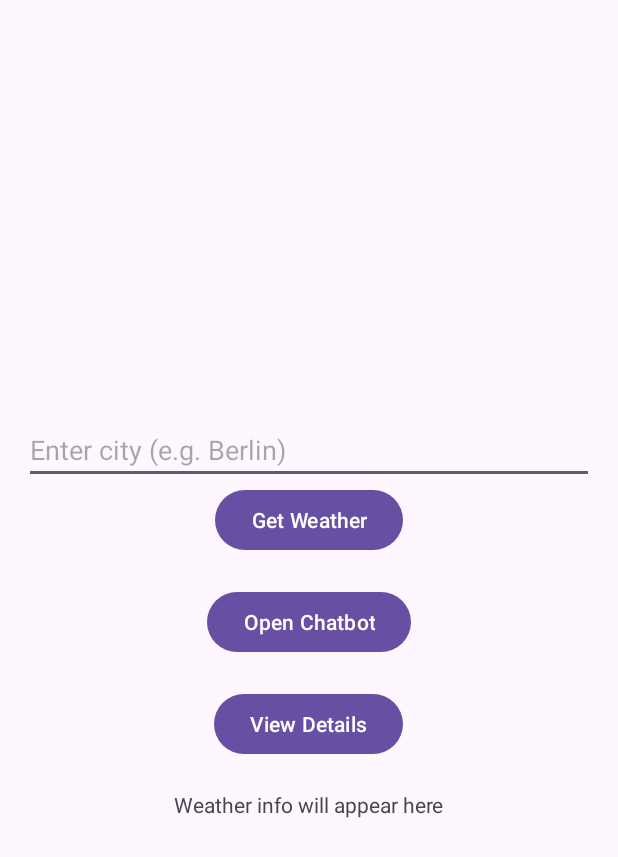
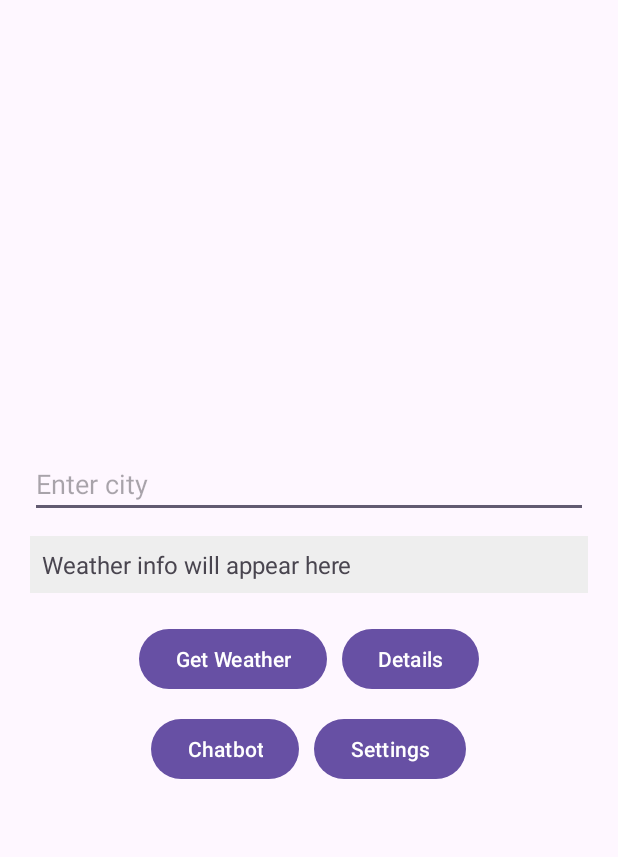
Before and after one commit to Deepakrajadurai/WeatherTalk, an Android app: the screen it shows after launch (MainActivity), on a phone screen of 412 x 824 dp. Shown: the top 857 px of the screen. Run offline under Robolectric (Android 15) with nearby library versions, the phone set to English and light mode, and no system bars.

Commit message:
working code with 2 sensors and 3 activities

```diff
--- a/app/src/main/AndroidManifest.xml
+++ b/app/src/main/AndroidManifest.xml
@@ -17,6 +17,8 @@
 
         <activity android:name=".ChatbotActivity" />
         <activity android:name=".WeatherDetailActivity" />
+        <activity android:name=".SettingsActivity" />
+
 
         <!-- Launcher activity -->
         <activity
--- a/app/src/main/res/layout/activity_main.xml
+++ b/app/src/main/res/layout/activity_main.xml
@@ -1,40 +1,74 @@
 <?xml version="1.0" encoding="utf-8"?>
 <LinearLayout xmlns:android="http://schemas.android.com/apk/res/android"
+    xmlns:tools="http://schemas.android.com/tools"
     android:orientation="vertical"
-    android:padding="16dp"
     android:gravity="center"
+    android:padding="20dp"
     android:layout_width="match_parent"
-    android:layout_height="match_parent">
+    android:layout_height="match_parent"
+    tools:context=".MainActivity">
 
+    <!-- City input -->
     <EditText
         android:id="@+id/editCity"
-        android:hint="Enter city (e.g. Berlin)"
         android:layout_width="match_parent"
-        android:layout_height="wrap_content"/>
+        android:layout_height="wrap_content"
+        android:hint="Enter city"
+        android:inputType="text"
+        android:layout_marginBottom="12dp"/>
+
+    <!-- Weather text -->
+    <TextView
+        android:id="@+id/txtWeather"
+        android:layout_width="match_parent"
+        android:layout_height="wrap_content"
+        android:text="Weather info will appear here"
+        android:textSize="16sp"
+        android:padding="8dp"
+        android:layout_marginBottom="20dp"
+        android:background="#EEEEEE"/>
+
+    <!-- Buttons row 1 -->
+    <LinearLayout
+        android:layout_width="match_parent"
+        android:layout_height="wrap_content"
+        android:orientation="horizontal"
+        android:gravity="center">
 
         <Button
             android:id="@+id/btnGetWeather"
-        android:text="Get Weather"
             android:layout_width="wrap_content"
-        android:layout_height="wrap_content"/>
+            android:layout_height="wrap_content"
+            android:text="Get Weather"/>
+
+        <Button
+            android:id="@+id/btnDetails"
+            android:layout_width="wrap_content"
+            android:layout_height="wrap_content"
+            android:text="Details"
+            android:layout_marginStart="10dp"/>
+    </LinearLayout>
+
+    <!-- Buttons row 2 -->
+    <LinearLayout
+        android:layout_width="match_parent"
+        android:layout_height="wrap_content"
+        android:orientation="horizontal"
+        android:gravity="center"
+        android:layout_marginTop="12dp">
+
         <Button
             android:id="@+id/btnOpenChat"
-        android:text="Open Chatbot"
             android:layout_width="wrap_content"
             android:layout_height="wrap_content"
-        android:layout_marginTop="20dp"/>
+            android:text="Chatbot"/>
+
         <Button
-        android:id="@+id/btnDetails"
-        android:text="View Details"
+            android:id="@+id/btnSettings"
             android:layout_width="wrap_content"
             android:layout_height="wrap_content"
-        android:layout_marginTop="20dp"/>
+            android:text="Settings"
+            android:layout_marginStart="10dp"/>
+    </LinearLayout>
 
-
-    <TextView
-        android:id="@+id/txtWeather"
-        android:text="Weather info will appear here"
-        android:layout_width="wrap_content"
-        android:layout_height="wrap_content"
-        android:paddingTop="20dp"/>
 </LinearLayout>
```
Also changed, not shown: app/src/main/java/com/example/weathertalk/MainActivity.java (+29 -17 lines), app/src/main/java/com/example/weathertalk/SettingsActivity.java (added, +49 -0 lines), app/src/main/res/layout/activity_settings.xml (added, +23 -0 lines). Lines whose indentation alone changed are shown as unchanged.
